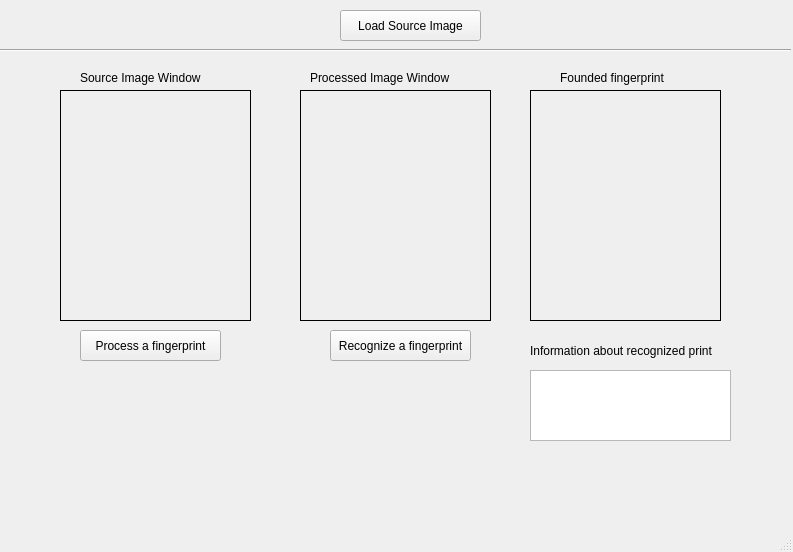
Old version of the form design.ui in the repository gzimin/fingerprint-recognition.
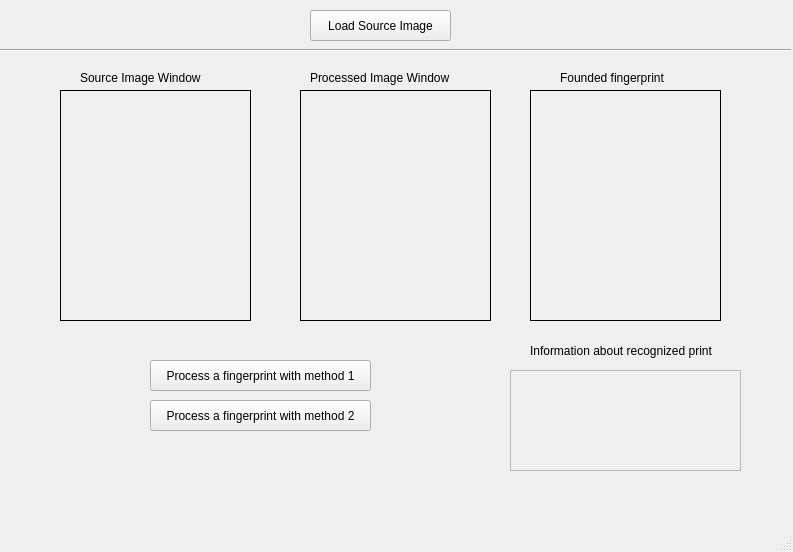
New version of the form.

Commit message: Add another compare method, modify gui.

What changed in the file:
```diff
--- a/design.ui
+++ b/design.ui
@@ -23,7 +23,7 @@
    <widget class="QPushButton" name="loadImage">
     <property name="geometry">
      <rect>
-      <x>340</x>
+      <x>310</x>
       <y>10</y>
       <width>141</width>
       <height>31</height>
@@ -36,27 +36,14 @@
    <widget class="QPushButton" name="processImage">
     <property name="geometry">
      <rect>
-      <x>80</x>
-      <y>330</y>
-      <width>141</width>
+      <x>150</x>
+      <y>360</y>
+      <width>221</width>
       <height>31</height>
      </rect>
     </property>
     <property name="text">
-     <string>Process a fingerprint</string>
-    </property>
-   </widget>
-   <widget class="QPushButton" name="pushButton">
-    <property name="geometry">
-     <rect>
-      <x>330</x>
-      <y>330</y>
-      <width>141</width>
-      <height>31</height>
-     </rect>
-    </property>
-    <property name="text">
-     <string>Recognize a fingerprint</string>
+     <string>Process a fingerprint with method 1</string>
     </property>
    </widget>
    <widget class="QLabel" name="srcInfo">
@@ -99,12 +86,15 @@
     </property>
    </widget>
    <widget class="QPlainTextEdit" name="infoAboutImage">
+    <property name="enabled">
+     <bool>false</bool>
+    </property>
     <property name="geometry">
      <rect>
-      <x>530</x>
+      <x>510</x>
       <y>370</y>
-      <width>201</width>
-      <height>71</height>
+      <width>231</width>
+      <height>101</height>
      </rect>
     </property>
    </widget>
@@ -188,6 +178,19 @@
      <string>Founded fingerprint</string>
     </property>
    </widget>
+   <widget class="QPushButton" name="processImage_2">
+    <property name="geometry">
+     <rect>
+      <x>150</x>
+      <y>400</y>
+      <width>221</width>
+      <height>31</height>
+     </rect>
+    </property>
+    <property name="text">
+     <string>Process a fingerprint with method 2</string>
+    </property>
+   </widget>
   </widget>
   <widget class="QMenuBar" name="menubar">
    <property name="geometry">
```
The commit also changes 35 other files.
